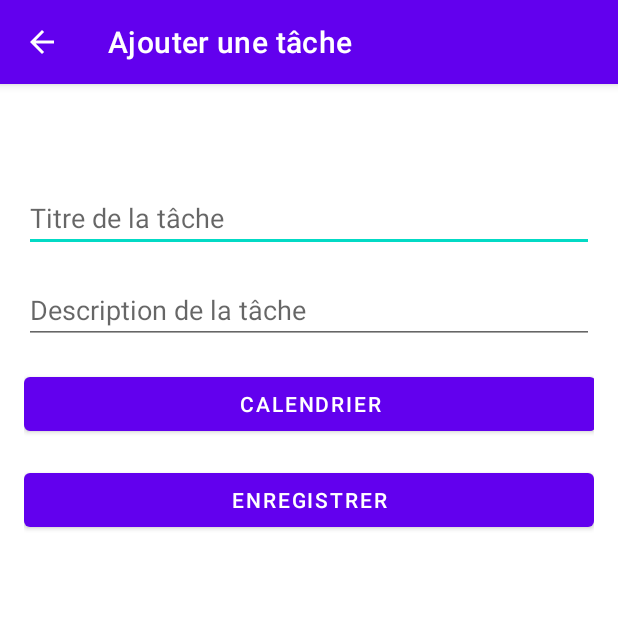
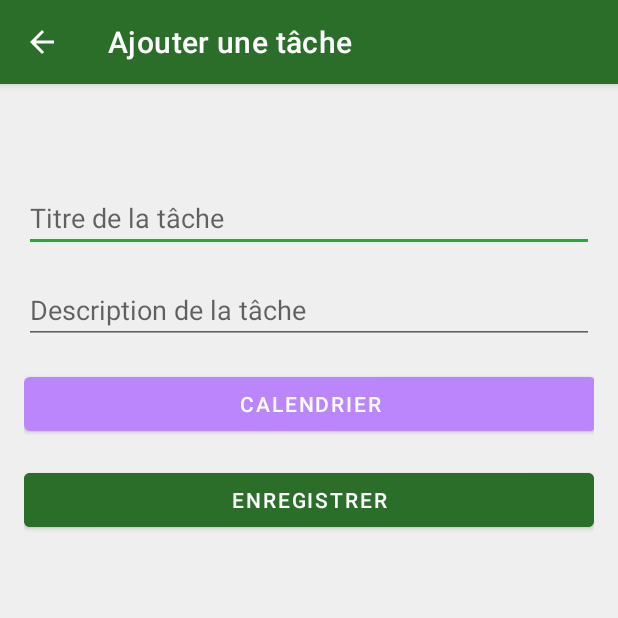
Before and after one commit to Maksew/TodoListKotlin, an Android app: the AddActivities screen opened directly, with no data from a screen before it, on a phone screen of 412 x 824 dp, the top half of it. Run offline under Robolectric (Android 15) with nearby library versions, the phone set to English and light mode, and no system bars.

Commit message:
+ Update graphique (fond window, btn, global)

```diff
--- a/app/src/main/res/layout/activity_add.xml
+++ b/app/src/main/res/layout/activity_add.xml
@@ -39,6 +39,7 @@
         android:focusable="true"
         android:focusableInTouchMode="true"
         android:text="Calendrier"
+        app:backgroundTint="@color/purple_200"
         app:layout_constraintEnd_toEndOf="parent"
         app:layout_constraintStart_toStartOf="parent"
         app:layout_constraintTop_toTopOf="parent" />
@@ -48,6 +49,8 @@
         android:layout_width="match_parent"
         android:layout_height="wrap_content"
         android:layout_marginTop="16dp"
+        android:backgroundTint="@color/vert"
         android:text="Enregistrer" />
 
+
 </LinearLayout>
--- a/app/src/main/res/layout/activity_calendar.xml
+++ b/app/src/main/res/layout/activity_calendar.xml
@@ -30,6 +30,7 @@
         android:layout_height="wrap_content"
         android:text="@string/ajouter"
         android:layout_below="@id/calendarView"
+        android:backgroundTint="@color/vert"
         android:layout_centerHorizontal="true"
         android:layout_marginTop="16dp" />
 
--- a/app/src/main/res/layout/activity_main.xml
+++ b/app/src/main/res/layout/activity_main.xml
@@ -23,9 +23,12 @@
         android:layout_marginEnd="32dp"
         android:layout_marginBottom="32dp"
         android:clickable="true"
+        android:backgroundTint="@color/vert"
         android:focusable="true"
         app:layout_constraintBottom_toBottomOf="parent"
         app:layout_constraintEnd_toEndOf="parent"
         app:srcCompat="@drawable/ic_add_icon"
+        app:tint="@android:color/white"
         tools:ignore="MissingConstraints" />
+
 </androidx.constraintlayout.widget.ConstraintLayout>
--- a/app/src/main/res/values-night/themes.xml
+++ b/app/src/main/res/values-night/themes.xml
@@ -2,15 +2,17 @@
     <!-- Base application theme. -->
     <style name="Theme.TodoListKotlin" parent="Theme.MaterialComponents.DayNight.DarkActionBar">
         <!-- Primary brand color. -->
-        <item name="colorPrimary">@color/purple_200</item>
-        <item name="colorPrimaryVariant">@color/purple_700</item>
-        <item name="colorOnPrimary">@color/black</item>
+        <item name="colorPrimary">@color/vert</item>
+        <item name="colorPrimaryVariant">@color/vert_fonce</item>
+        <item name="colorOnPrimary">@color/white</item>
         <!-- Secondary brand color. -->
-        <item name="colorSecondary">@color/teal_200</item>
-        <item name="colorSecondaryVariant">@color/teal_200</item>
+        <item name="colorSecondary">#1AB32F</item>
+        <item name="colorSecondaryVariant">@color/teal_700</item>
         <item name="colorOnSecondary">@color/black</item>
         <!-- Status bar color. -->
         <item name="android:statusBarColor">?attr/colorPrimaryVariant</item>
+        <!-- Background color -->
+        <item name="android:windowBackground">#EFEFEF</item>
         <!-- Customize your theme here. -->
     </style>
 </resources>
--- a/app/src/main/res/values/colors.xml
+++ b/app/src/main/res/values/colors.xml
@@ -9,4 +9,5 @@
     <color name="white">#FFFFFFFF</color>
     <color name="vert">#2A6E2A</color>
     <color name="rouge">#970C18</color>
+    <color name="vert_fonce">#01350C</color>
 </resources>
--- a/app/src/main/res/values/themes.xml
+++ b/app/src/main/res/values/themes.xml
@@ -2,15 +2,17 @@
     <!-- Base application theme. -->
     <style name="Theme.TodoListKotlin" parent="Theme.MaterialComponents.DayNight.DarkActionBar">
         <!-- Primary brand color. -->
-        <item name="colorPrimary">@color/purple_500</item>
-        <item name="colorPrimaryVariant">@color/purple_700</item>
+        <item name="colorPrimary">@color/vert</item>
+        <item name="colorPrimaryVariant">@color/vert_fonce</item>
         <item name="colorOnPrimary">@color/white</item>
         <!-- Secondary brand color. -->
-        <item name="colorSecondary">@color/teal_200</item>
+        <item name="colorSecondary">#1AB32F</item>
         <item name="colorSecondaryVariant">@color/teal_700</item>
         <item name="colorOnSecondary">@color/black</item>
         <!-- Status bar color. -->
         <item name="android:statusBarColor">?attr/colorPrimaryVariant</item>
+        <!-- Background color -->
+        <item name="android:windowBackground">#EFEFEF</item>
         <!-- Customize your theme here. -->
     </style>
 </resources>
```
